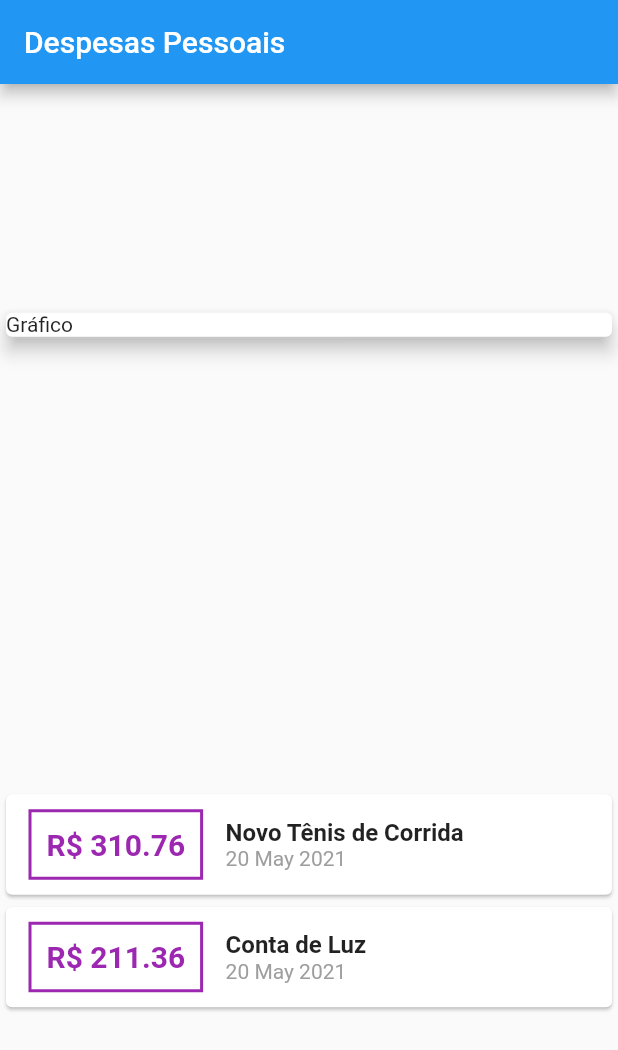
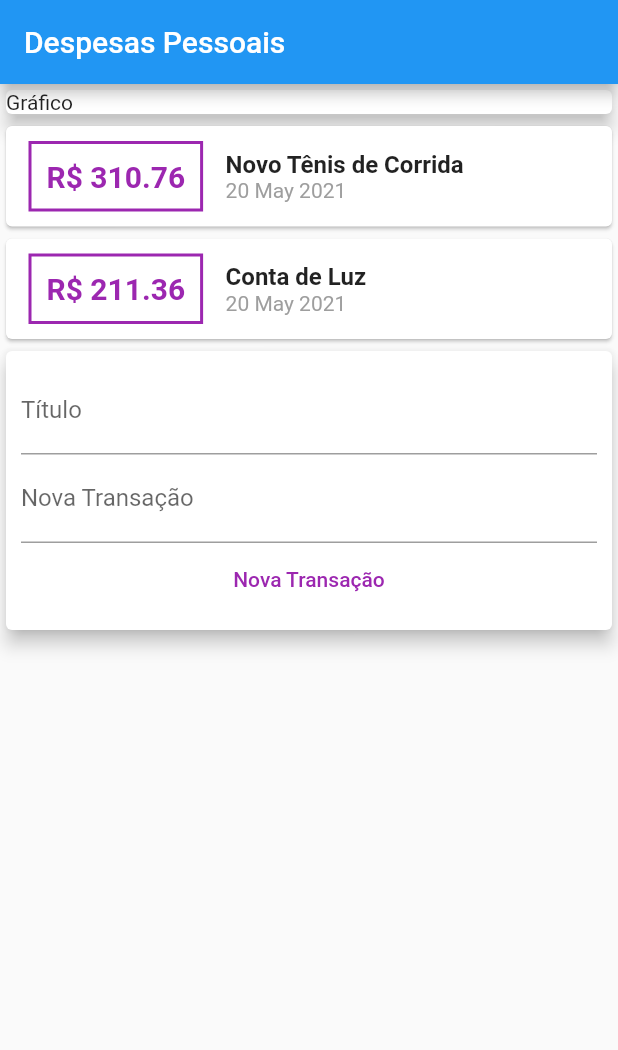
Before and after one commit to ramonmpacheco/julius, a Flutter app: the screen it shows after launch, on a phone screen of 412 x 824 dp. Shown: the top 1050 px of the screen. Run offline on Flutter 3.47's test engine with Material 2 defaults, Android fonts, the phone set to English and light mode, and no system bars.

Commit message:
add: new transaction form - wip

```diff
--- a/lib/main.dart
+++ b/lib/main.dart
@@ -35,7 +35,6 @@ class HomePage extends StatelessWidget {
           title: Text('Despesas Pessoais'),
         ),
         body: Column(
-          mainAxisAlignment: MainAxisAlignment.spaceAround,
           crossAxisAlignment: CrossAxisAlignment.stretch,
           children: [
             Container(
@@ -90,6 +89,27 @@ class HomePage extends StatelessWidget {
                   ),
                 );
               }).toList(),
+            ),
+            Card(
+              elevation: 5,
+              child: Padding(
+                padding: const EdgeInsets.all(10),
+                child: Column(
+                  children: [
+                    TextField(
+                      decoration: InputDecoration(labelText: 'Título'),
+                    ),
+                    TextField(
+                      decoration: InputDecoration(labelText: 'Nova Transação'),
+                    ),
+                    TextButton(
+                      onPressed: () {},
+                      child: Text('Nova Transação'),
+                      style: TextButton.styleFrom(primary: Colors.purple),
+                    )
+                  ],
+                ),
+              ),
             )
           ],
         ));
```
